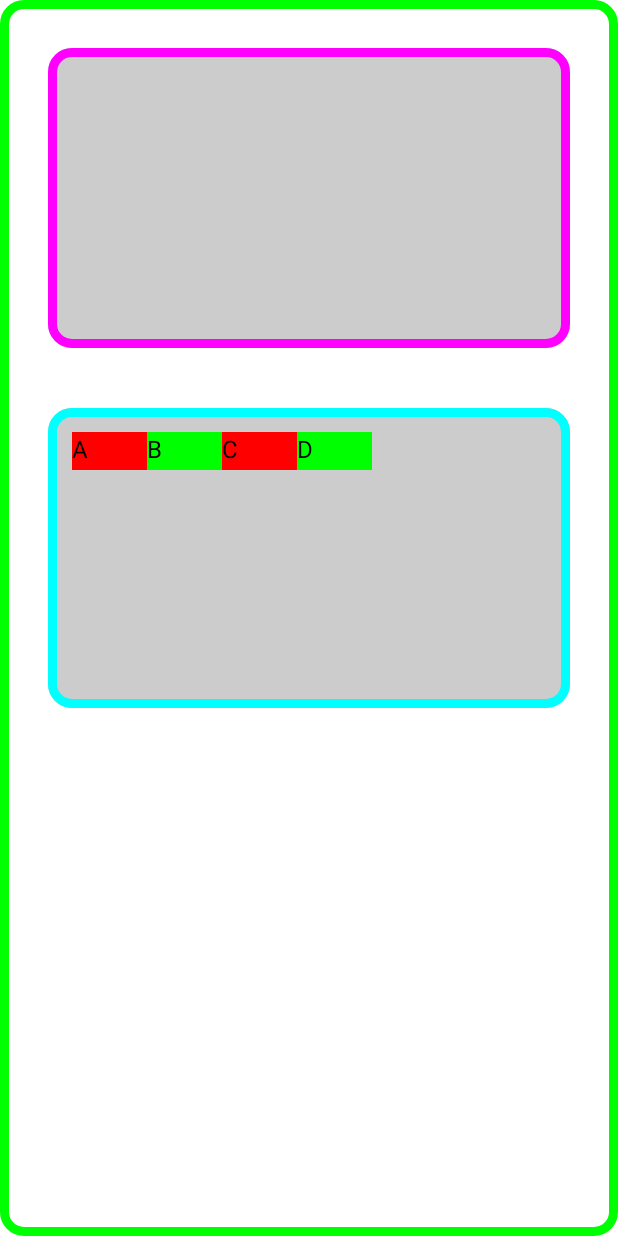
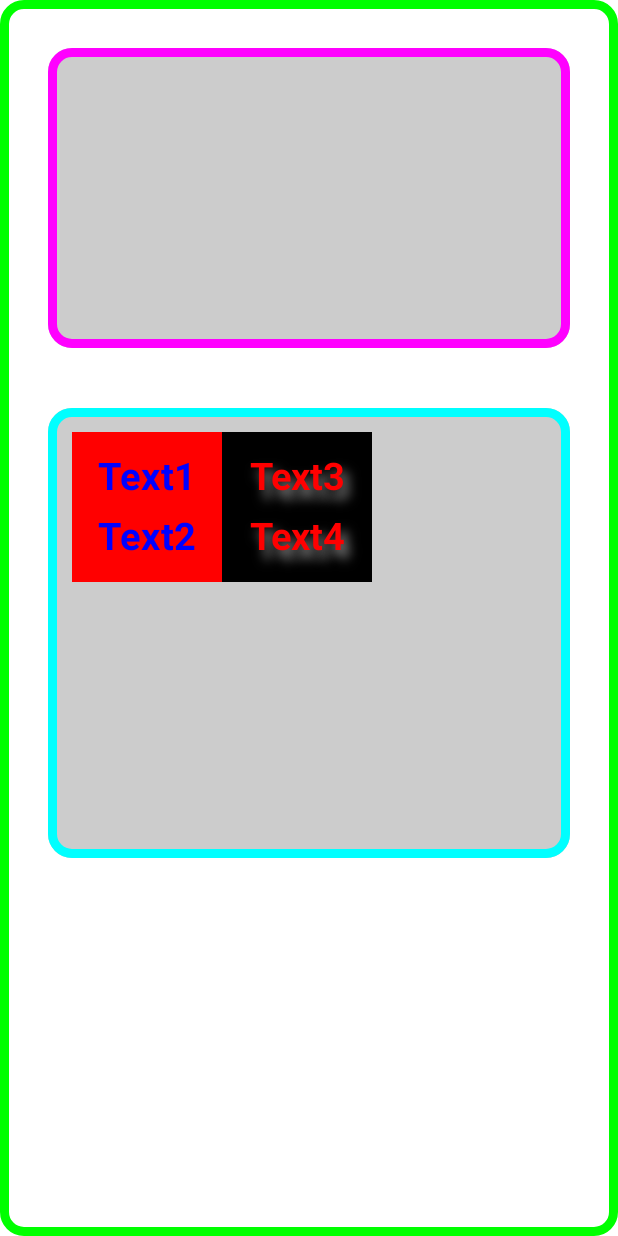
Before and after one commit to davidmartin99/Intf_Peliculas1, an Android app built with Jetpack Compose: the @Preview function GreetingPreview, on a phone screen of 412 x 824 dp. Run offline under Robolectric (Android 15) with nearby library versions, the phone set to English and light mode, and no system bars.

Commit message:
Interfaces 04/11 ..

```diff
--- a/app/src/main/java/com/example/intf_peliculas1/MainActivity.kt
+++ b/app/src/main/java/com/example/intf_peliculas1/MainActivity.kt
@@ -4,6 +4,7 @@ import android.os.Bundle
 import androidx.activity.ComponentActivity
 import androidx.activity.compose.setContent
 import androidx.activity.enableEdgeToEdge
+import androidx.compose.animation.expandVertically
 import androidx.compose.foundation.background
 import androidx.compose.foundation.border
 import androidx.compose.foundation.layout.Arrangement
@@ -30,6 +31,7 @@ import androidx.compose.ui.geometry.Offset
 import androidx.compose.ui.graphics.Color
 import androidx.compose.ui.graphics.Shadow
 import androidx.compose.ui.text.TextStyle
+import androidx.compose.ui.text.font.FontWeight
 import androidx.compose.ui.unit.dp
 import androidx.compose.ui.tooling.preview.Preview
 import androidx.compose.ui.unit.sp
@@ -136,9 +138,18 @@ fun AdaptiveBoxSize(name: String, modifier: Modifier = Modifier) {
                 verticalAlignment = Alignment.Bottom
 
             ) {
-                Text("A", Modifier.size(50.dp, 100.dp).background(Color.Red))
-                Text("B", Modifier.size(50.dp, 100.dp).background(Color.Green))
-                Text("C", Modifier.size(50.dp, 100.dp).background(Color.Blue))
+                Text("A",
+                    Modifier
+                        .size(50.dp, 100.dp)
+                        .background(Color.Red))
+                Text("B",
+                    Modifier
+                        .size(50.dp, 100.dp)
+                        .background(Color.Green))
+                Text("C",
+                    Modifier
+                        .size(50.dp, 100.dp)
+                        .background(Color.Blue))
             }//Fin Row
         }
     }
@@ -177,8 +188,16 @@ fun BasicRow(name: String, modifier: Modifier = Modifier) {
 /**
  * EJERCICIO DE CLASE
  */
+//Variable de texto
+val textShadow = Shadow(
+    color = Color.Gray, // Shadow color
+    offset = Offset(6f, 9f), // Shadow offset
+    blurRadius = 9f // Shadow blur radius
+)
+
 @Composable
 fun Ejercicio1(name: String, modifier: Modifier = Modifier){
+
     Box(
         modifier = Modifier
             .fillMaxSize()  // Hacer que la Box ocupe toda la pantalla
@@ -197,8 +216,15 @@ fun Ejercicio1(name: String, modifier: Modifier = Modifier){
                 modifier = Modifier
                     .height(200.dp)
                     .width(500.dp)
-                    .background(Color.LightGray, shape = RoundedCornerShape(16.dp)) //Redondear Fondo
-                    .border(6.dp, Color.Magenta, shape = RoundedCornerShape(16.dp))   //Redondear Bordes
+                    .background(
+                        Color.LightGray,
+                        shape = RoundedCornerShape(16.dp)
+                    ) //Redondear Fondo
+                    .border(
+                        6.dp,
+                        Color.Magenta,
+                        shape = RoundedCornerShape(16.dp)
+                    )   //Redondear Bordes
                     .padding(16.dp)
             ){
 
@@ -210,48 +236,93 @@ fun Ejercicio1(name: String, modifier: Modifier = Modifier){
 
             //Row Abajo
             Row(
+
                 modifier = Modifier
-                    .height(200.dp)
+                    .height(300.dp)
                     .width(500.dp)
-                    .background(Color.LightGray, shape = RoundedCornerShape(16.dp)) //Redondear Fondo
-                    .border(6.dp, Color.Cyan, shape = RoundedCornerShape(16.dp))   //Redondear Bordes
-                    .padding(16.dp)
+                    .background(
+                        Color.LightGray,
+                        shape = RoundedCornerShape(16.dp)
+                    ) //Redondear Fondo
+                    .border(
+                        6.dp,
+                        Color.Cyan,
+                        shape = RoundedCornerShape(16.dp)
+                    )   //Redondear Bordes
+                    .padding(16.dp),
+                horizontalArrangement = Arrangement.Start
             ){
+                // 1ºBox
                 Box(
                     modifier = Modifier
-                        .size(100.dp, 25.dp) // Set size for the inner Box
-                        .background(Color.Yellow), //Redondear FondohorizontalAlignment = Alignment.CenterHorizontally // Center content horizontally
-                    contentAlignment = Alignment.TopStart // Align content to the top left
+                        .size(100.dp, 100.dp)
+                        .background(Color.Red), //Redondear FondohorizontalAlignment = Alignment.CenterHorizontally // Center content horizontally
+                    contentAlignment = Alignment.Center
 
                 ){
-                    //Row1  A B
-                    Row (
+                    Text(
+                        "Text1",
+                        color = Color.Blue, // Change text color to Blue
+                        fontSize = 25.sp, // Increase font size
+                        fontWeight = FontWeight.Bold, // Make text bold
                         modifier = Modifier
-                        .fillMaxSize()  // Ensure the Column takes up all available space
-                    ) {
-                        Text("A", Modifier.size(50.dp, 25.dp).background(Color.Red))
-                        Text("B", Modifier.size(50.dp, 25.dp).background(Color.Green))
-                    }//Fin Row1
+                            .padding(1.dp)
+                            .padding(bottom = 40.dp)
+                    )
 
-                }//Fin box 3.1
+                    // Add padding to position B below A
+                    Text(
+                        "Text2",
+                        color = Color.Blue, // Change text color to Blue
+                        fontSize = 25.sp, // Increase font size
+                        fontWeight = FontWeight.Bold, // Make text bold
+                        modifier = Modifier
+                            .padding(1.dp)
+                            .padding(top = 40.dp)
+                    )
 
+                }//Fin 1ºBox
+
+                // 2ºBox
                 Box(
                     modifier = Modifier
-                        .size(100.dp, 25.dp) // Set size for the inner Box
-                        .background(Color.Yellow), //Redondear FondohorizontalAlignment = Alignment.CenterHorizontally // Center content horizontally
-                    contentAlignment = Alignment.TopStart // Align content to the top left
+                        .size(100.dp, 100.dp)
+                        .background(Color.Black), //Redondear FondohorizontalAlignment = Alignment.CenterHorizontally // Center content horizontally
+                    contentAlignment = Alignment.Center
 
                 ){
-                    //Row1  A B
-                    Row (
+                    Text(
+                        "Text3",
                         modifier = Modifier
-                            .fillMaxSize()  // Ensure the Column takes up all available space
-                    ) {
-                        Text("C", Modifier.size(50.dp, 25.dp).background(Color.Red))
-                        Text("D", Modifier.size(50.dp, 25.dp).background(Color.Green))
-                    }//Fin Row1
+                            .padding(1.dp)
+                            .padding(bottom = 40.dp),
+                        style = TextStyle(
+                            color = Color.Red, // Text color
+                            fontSize = 25.sp, // Font size
+                            fontWeight = FontWeight.Bold, // Font weight
+                            shadow = textShadow // Apply shadow
+                        )
 
-                }//Fin box 3.2
+                    )
+
+                    // Add padding to position B below A
+                    Text(
+                        "Text4",
+                        modifier = Modifier
+                            .padding(1.dp)
+                            .padding(top = 40.dp),
+
+                        style = TextStyle(
+                            color = Color.Red, // Text color
+                            fontSize = 25.sp, // Font size
+                            fontWeight = FontWeight.Bold, // Font weight
+                            shadow = textShadow // Apply shadow
+                        )
+
+                    )
+
+                }//Fin 2ºBox
+
 
             }//Fin Box 3
 
@@ -276,7 +347,5 @@ fun GreetingPreview() {
          *         }
          *         //BasicRow("")
          */
-
-
     }
 }//Fin GreetingPreview
```
